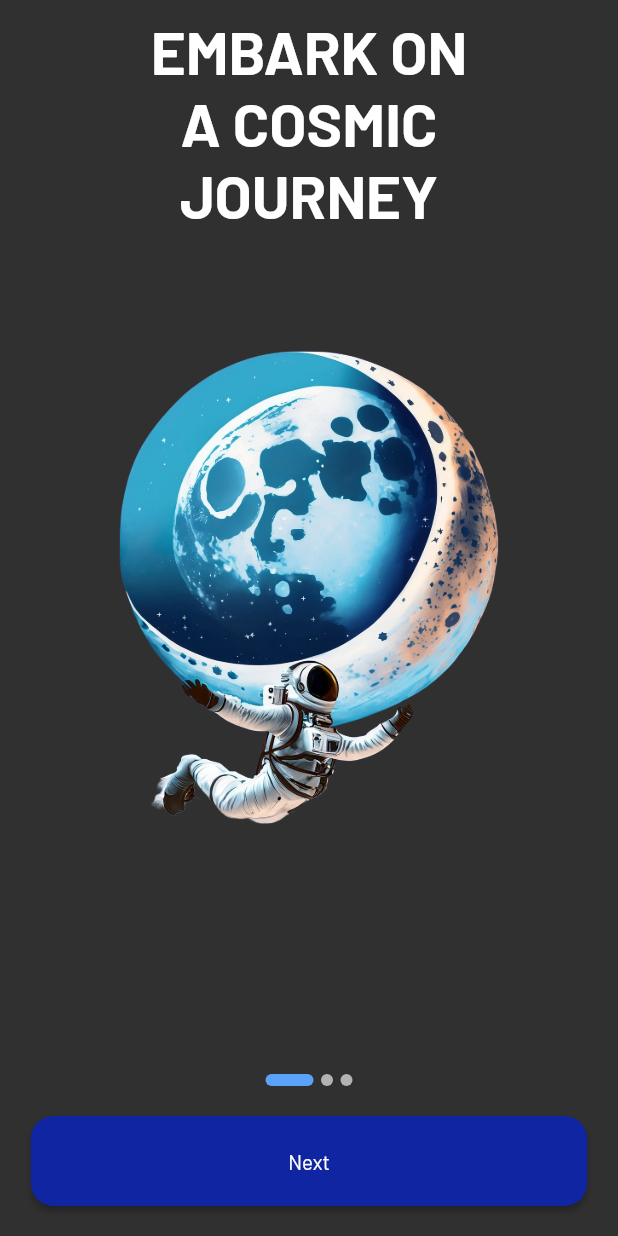
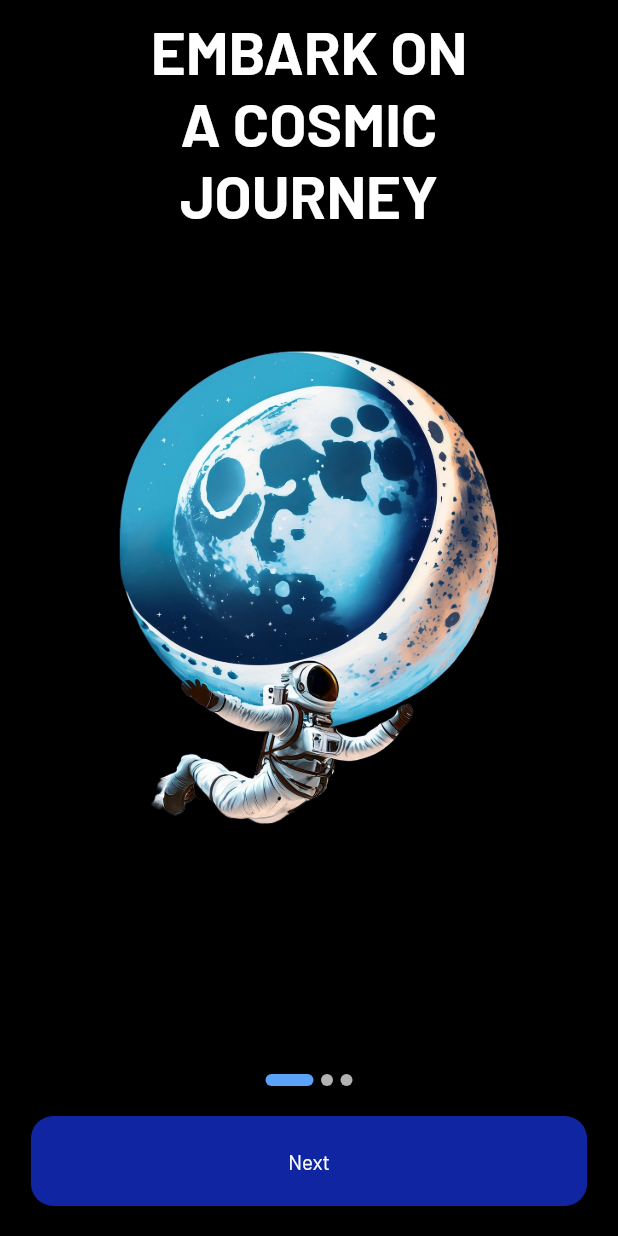
Before and after one commit to SugamPa/herald_rangers, a Flutter app: the screen it shows after launch, on a phone screen of 412 x 824 dp. Run offline on Flutter 3.47's test engine with Material 2 defaults, Android fonts, the phone set to English and light mode, and no system bars; drawn by our look-alikes of smooth_page_indicator; our stand-ins replace easy_localization, flutter_screenutil, flutter_svg, pin_code_fields, timeago.

```diff
--- a/lib/constants/theme.dart
+++ b/lib/constants/theme.dart
@@ -6,6 +6,7 @@ import 'package:flutter_screenutil/flutter_screenutil.dart';
 const font = "Barlow";
 
 final appTheme = ThemeData.dark().copyWith(
+  scaffoldBackgroundColor: ColorManager.backgroundColor,
   primaryColor: ColorManager.white,
   primaryColorDark: const Color(0xFF2B2A2A),
   splashColor: Colors.transparent,
--- a/lib/main.dart
+++ b/lib/main.dart
@@ -7,6 +7,7 @@ import 'presentation/authentication/pages/forgot_password/forgot_password_page.d
 import 'presentation/authentication/pages/forgot_password/otp_verification_page.dart';
 import 'presentation/authentication/pages/login/login_page.dart';
 import 'presentation/authentication/pages/register/register_page.dart';
+import 'presentation/homepage/homepage.dart';
 import 'presentation/onboarding/onboarding_screen.dart';
 import 'resources/resources.dart';
 
@@ -37,6 +38,7 @@ class MyApp extends StatelessWidget {
               Routes.forgotPasswordPage: (context) => const ForgotPasswordPage(),
               Routes.otpVerificationPage: (context) => const OTPVerificationPage(),
               Routes.createPasswordPage: (context) => const CreatePasswordPage(),
+              Routes.homePage: (context) => const HomePage(),
             },
           );
         });
--- a/lib/presentation/authentication/pages/login/login_page.dart
+++ b/lib/presentation/authentication/pages/login/login_page.dart
@@ -59,7 +59,7 @@ class LoginPage extends StatelessWidget {
                     text: "Log in",
                     size: Size(context.width * 0.9, context.height * 0.07),
                     radius: 12,
-                    onPressed: () => context.navigatorPushReplacementNamed(Routes.onboardingPage),
+                    onPressed: () => context.navigatorPushReplacementNamed(Routes.homePage),
                   ),
                 ],
               )),
--- a/lib/presentation/common/custom_button.dart
+++ b/lib/presentation/common/custom_button.dart
@@ -20,6 +20,7 @@ class CustomButton extends StatelessWidget {
     return Center(
       child: ElevatedButton(
           style: ElevatedButton.styleFrom(
+            elevation: 0,
             backgroundColor: ColorManager.primary,
             fixedSize: size,
             shape: RoundedRectangleBorder(borderRadius: BorderRadius.circular(radius)),
--- a/lib/resources/color_manager.dart
+++ b/lib/resources/color_manager.dart
@@ -8,7 +8,7 @@ class ColorManager {
   static const Color primary = _blue;
   static const Color primaryLight = _lightBlue;
   static const Color errorRed = _red;
-  static const Color backgroundColor = Color(0xFF171717);
+  static const Color backgroundColor = Color(0xFF000000);
   static const Color pureBlack = Color(0xFF000000);
   static const Color black = Color(0xFF2F2F2F);
   static const Color white = Color(0xFFFFFFFF);
--- a/lib/resources/constants.dart
+++ b/lib/resources/constants.dart
@@ -81,4 +81,5 @@ class Routes {
   static const forgotPasswordPage = '/forgot-password';
   static const otpVerificationPage = '/otp-verification';
   static const createPasswordPage = '/create-password';
+  static const homePage = '/home';
 }
```
Also changed, not shown: lib/presentation/homepage/homepage.dart (added, +14 -0 lines).
